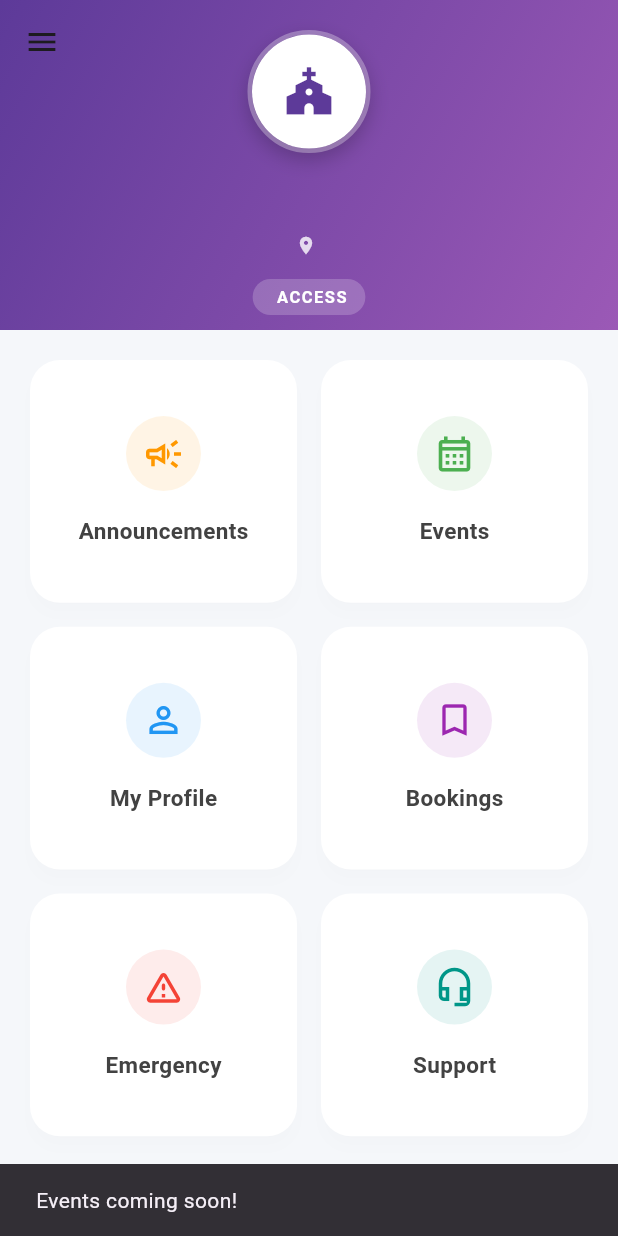
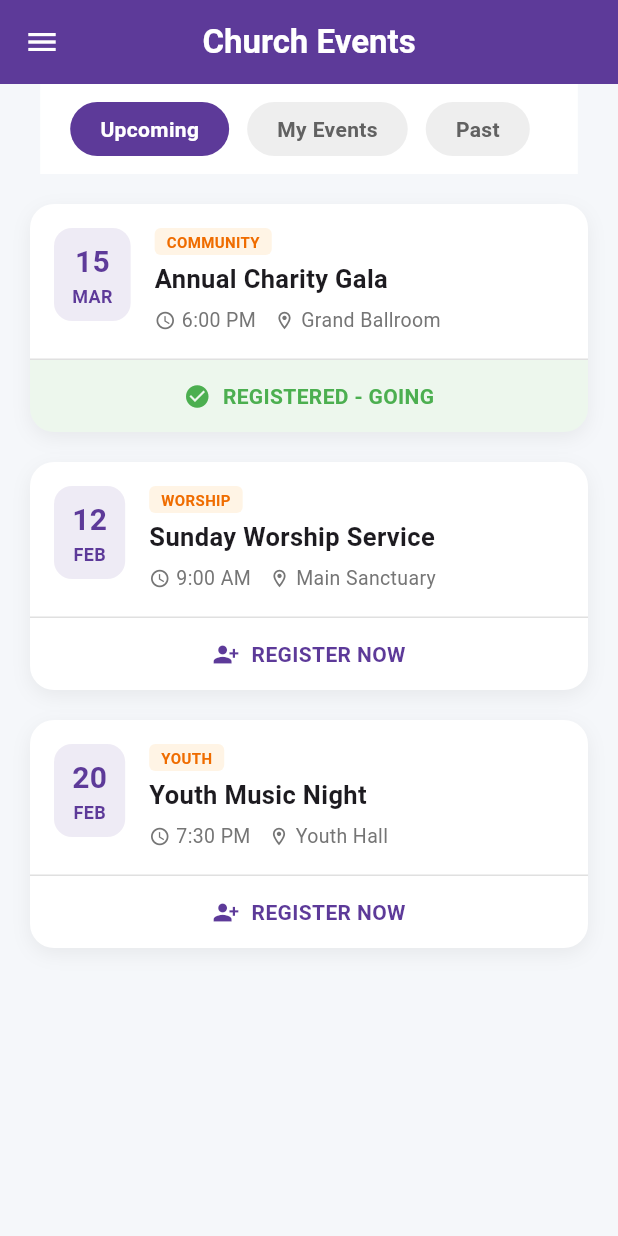
Before and after one commit to AbhaiSankarPR/Sacred_Space, a Flutter app: the MemberDashboard screen opened by its route, after a tap on "Events", on a phone screen of 412 x 824 dp. Run offline on Flutter 3.47's test engine with Material 3 defaults, Android fonts, the phone set to English and light mode, and no system bars; accounts and stored records are empty.

Commit message:
added eventspage

```diff
--- a/lib/core/routes.dart
+++ b/lib/core/routes.dart
@@ -14,6 +14,10 @@ import '../dashboard/profile_screen.dart';
 import '../announcements/announcements_screen.dart';
 import '../bookings/bookings_screen.dart';
 import '../emergency/emergency_alerts_screen.dart';
+import '../events/events_screen.dart';
+import '../gallery/gallery_screen.dart';
+import '../settings/settings_screen.dart';
+
 
 class Routes {
   static const login = '/';
@@ -23,14 +27,16 @@ class Routes {
   static const profile = '/profile';
   static const bookings = '/bookings';
   static const emergency = '/emergency';
-static const newBooking = '/new-booking'; // 1. Add route name
+static const newBooking = '/new-booking';
+static const events = '/events';
+static const gallery = '/gallery';
+  static const settings = '/settings';
   static Map<String, WidgetBuilder> get map => {
         login: (_) => const LoginScreen(),
         signup: (_) => const SignupScreen(),
 
-        // ✅ FIXED: MemberDashboard handles user internally
         member: (_) => const MemberDashboard(),
-
+        events: (_) => const EventsScreen(), // Add this
         // ✅ FIXED: BookingsScreen handles user internally now too
         bookings: (_) => const BookingsScreen(),
 newBooking: (_) => const NewBookingScreen(),
@@ -39,5 +45,8 @@ newBooking: (_) => const NewBookingScreen(),
         // If you update them later, remove the arguments here.
         announcements: (_) => AnnouncementsScreen(user: AuthService().currentUser!),
         profile: (_) => ProfileScreen(user: AuthService().currentUser!),
-emergency: (_) => const EmergencyAlertsScreen(),      };
+emergency: (_) => const EmergencyAlertsScreen(),
+gallery: (_) => const GalleryScreen(),
+        settings: (_) => const SettingsScreen(),
+      };
 }
--- a/lib/dashboard/member_dashboard.dart
+++ b/lib/dashboard/member_dashboard.dart
@@ -156,11 +156,7 @@ class MemberDashboard extends StatelessWidget {
             title: 'Events',
             icon: Icons.calendar_month_outlined,
             color: Colors.green,
-            onTap: () {
-               ScaffoldMessenger.of(context).showSnackBar(
-                  const SnackBar(content: Text('Events coming soon!'))
-               );
-            },
+            onTap: () => Navigator.pushNamed(context, Routes.events),
           ),
           _DashboardMenuItem(
             title: 'My Profile',
--- /dev/null
+++ b/lib/events/events_screen.dart
@@ -0,0 +1,373 @@
+import 'package:flutter/material.dart';
+// Ensure these match your actual file paths
+import '../auth/auth_service.dart';
+import '../core/routes.dart';
+import '../widgets/app_drawer.dart';
+
+// 1. Data Model
+class EventData {
+  final String id;
+  final String title;
+  final DateTime dateTime;
+  final String location;
+  final String category; // e.g., "Youth", "Worship", "Community"
+  bool isRegistered;
+
+  EventData({
+    required this.id,
+    required this.title,
+    required this.dateTime,
+    required this.location,
+    required this.category,
+    this.isRegistered = false,
+  });
+}
+
+// 2. Stateful Screen
+class EventsScreen extends StatefulWidget {
+  const EventsScreen({super.key});
+
+  @override
+  State<EventsScreen> createState() => _EventsScreenState();
+}
+
+class _EventsScreenState extends State<EventsScreen> {
+  String _selectedFilter = "Upcoming";
+
+  // Mock Data
+  final List<EventData> _allEvents = [
+    EventData(
+      id: '1',
+      title: "Annual Charity Gala",
+      dateTime: DateTime(2026, 3, 15, 18, 0),
+      location: "Grand Ballroom",
+      category: "Community",
+      isRegistered: true,
+    ),
+    EventData(
+      id: '2',
+      title: "Sunday Worship Service",
+      dateTime: DateTime(2026, 2, 12, 9, 0),
+      location: "Main Sanctuary",
+      category: "Worship",
+      isRegistered: false,
+    ),
+    EventData(
+      id: '3',
+      title: "Youth Music Night",
+      dateTime: DateTime(2026, 2, 20, 19, 30),
+      location: "Youth Hall",
+      category: "Youth",
+      isRegistered: false,
+    ),
+    EventData(
+      id: '4',
+      title: "Past Leadership Summit",
+      dateTime: DateTime(2025, 12, 10, 10, 0),
+      location: "Conference Room B",
+      category: "Leadership",
+      isRegistered: false,
+    ),
+  ];
+
+  // Logic to filter the list
+  List<EventData> get _filteredEvents {
+    final now = DateTime.now();
+    if (_selectedFilter == "Upcoming") {
+      return _allEvents.where((e) => e.dateTime.isAfter(now)).toList();
+    } else if (_selectedFilter == "My Events") {
+      return _allEvents.where((e) => e.isRegistered && e.dateTime.isAfter(now)).toList();
+    } else if (_selectedFilter == "Past") {
+      return _allEvents.where((e) => e.dateTime.isBefore(now)).toList();
+    }
+    return _allEvents;
+  }
+
+  // Toggle RSVP
+  void _toggleRegistration(String id) {
+    setState(() {
+      final event = _allEvents.firstWhere((e) => e.id == id);
+      event.isRegistered = !event.isRegistered;
+    });
+
+    // Optional: Show snackbar feedback
+    ScaffoldMessenger.of(context).hideCurrentSnackBar();
+    ScaffoldMessenger.of(context).showSnackBar(
+      const SnackBar(content: Text("RSVP status updated!")),
+    );
+  }
+
+  @override
+  Widget build(BuildContext context) {
+    final user = AuthService().currentUser;
+    // Safety check
+    if (user == null) {
+      Future.microtask(() => Navigator.pushReplacementNamed(context, Routes.login));
+      return const Scaffold(body: Center(child: CircularProgressIndicator()));
+    }
+
+    return Scaffold(
+      backgroundColor: const Color(0xFFF5F7FA),
+      appBar: AppBar(
+        title: const Text("Church Events", style: TextStyle(fontWeight: FontWeight.bold)),
+        backgroundColor: const Color(0xFF5D3A99),
+        foregroundColor: Colors.white,
+        centerTitle: true,
+        elevation: 0,
+      ),
+      drawer: AppDrawer(user: user),
+      body: Column(
+        children: [
+          // --- Filter Tabs ---
+          Container(
+            color: Colors.white,
+            padding: const EdgeInsets.symmetric(vertical: 12, horizontal: 20),
+            child: SingleChildScrollView(
+              scrollDirection: Axis.horizontal,
+              child: Row(
+                children: [
+                  _FilterTab(
+                    label: "Upcoming",
+                    isSelected: _selectedFilter == "Upcoming",
+                    onTap: () => setState(() => _selectedFilter = "Upcoming"),
+                  ),
+                  _FilterTab(
+                    label: "My Events",
+                    isSelected: _selectedFilter == "My Events",
+                    onTap: () => setState(() => _selectedFilter = "My Events"),
+                  ),
+                  _FilterTab(
+                    label: "Past",
+                    isSelected: _selectedFilter == "Past",
+                    onTap: () => setState(() => _selectedFilter = "Past"),
+                  ),
+                ],
+              ),
+            ),
+          ),
+
+          // --- Event List ---
+          Expanded(
+            child: _filteredEvents.isEmpty
+                ? Center(
+                    child: Column(
+                      mainAxisAlignment: MainAxisAlignment.center,
+                      children: [
+                        Icon(Icons.event_busy, size: 60, color: Colors.grey[400]),
+                        const SizedBox(height: 16),
+                        Text(
+                          "No $_selectedFilter events found",
+                          style: TextStyle(color: Colors.grey[600], fontSize: 16),
+                        ),
+                      ],
+                    ),
+                  )
+                : ListView.builder(
+                    padding: const EdgeInsets.all(20),
+                    itemCount: _filteredEvents.length,
+                    itemBuilder: (ctx, index) {
+                      final event = _filteredEvents[index];
+                      return _EventCard(
+                        event: event,
+                        onRSVP: () => _toggleRegistration(event.id),
+                      );
+                    },
+                  ),
+          ),
+        ],
+      ),
+    );
+  }
+}
+
+// 3. UI Components
+
+class _EventCard extends StatelessWidget {
+  final EventData event;
+  final VoidCallback onRSVP;
+
+  const _EventCard({required this.event, required this.onRSVP});
+
+  @override
+  Widget build(BuildContext context) {
+    // Formatting Date
+    final months = ["JAN", "FEB", "MAR", "APR", "MAY", "JUN", "JUL", "AUG", "SEP", "OCT", "NOV", "DEC"];
+    final month = months[event.dateTime.month - 1];
+    final day = event.dateTime.day.toString();
+
+    // Formatting Time
+    final timeStr = "${event.dateTime.hour > 12 ? event.dateTime.hour - 12 : event.dateTime.hour}:${event.dateTime.minute.toString().padLeft(2, '0')} ${event.dateTime.hour >= 12 ? 'PM' : 'AM'}";
+
+    return Container(
+      margin: const EdgeInsets.only(bottom: 20),
+      decoration: BoxDecoration(
+        color: Colors.white,
+        borderRadius: BorderRadius.circular(16),
+        boxShadow: [
+          BoxShadow(
+            color: Colors.black.withOpacity(0.06),
+            blurRadius: 10,
+            offset: const Offset(0, 4),
+          ),
+        ],
+      ),
+      child: Column(
+        children: [
+          // Top Row: Date Badge + Title
+          Padding(
+            padding: const EdgeInsets.all(16),
+            child: Row(
+              crossAxisAlignment: CrossAxisAlignment.start,
+              children: [
+                // Date Badge
+                Container(
+                  padding: const EdgeInsets.symmetric(vertical: 8, horizontal: 12),
+                  decoration: BoxDecoration(
+                    color: const Color(0xFF5D3A99).withOpacity(0.1),
+                    borderRadius: BorderRadius.circular(12),
+                  ),
+                  child: Column(
+                    children: [
+                      Text(
+                        day,
+                        style: const TextStyle(
+                          fontSize: 20,
+                          fontWeight: FontWeight.bold,
+                          color: Color(0xFF5D3A99)
+                        ),
+                      ),
+                      Text(
+                        month,
+                        style: const TextStyle(
+                          fontSize: 12,
+                          fontWeight: FontWeight.bold,
+                          color: Color(0xFF5D3A99)
+                        ),
+                      ),
+                    ],
+                  ),
+                ),
+                const SizedBox(width: 16),
+
+                // Details
+                Expanded(
+                  child: Column(
+                    crossAxisAlignment: CrossAxisAlignment.start,
+                    children: [
+                      // Category Tag
+                      Container(
+                        margin: const EdgeInsets.only(bottom: 6),
+                        padding: const EdgeInsets.symmetric(horizontal: 8, vertical: 2),
+                        decoration: BoxDecoration(
+                          color: Colors.orange.withOpacity(0.1),
+                          borderRadius: BorderRadius.circular(4),
+                        ),
+                        child: Text(
+                          event.category.toUpperCase(),
+                          style: TextStyle(fontSize: 10, fontWeight: FontWeight.bold, color: Colors.orange[800]),
+                        ),
+                      ),
+                      Text(
+                        event.title,
+                        style: const TextStyle(
+                          fontSize: 17,
+                          fontWeight: FontWeight.bold,
+                          height: 1.2,
+                        ),
+                      ),
+                      const SizedBox(height: 8),
+                      Row(
+                        children: [
+                          Icon(Icons.access_time, size: 14, color: Colors.grey[600]),
+                          const SizedBox(width: 4),
+                          Text(timeStr, style: TextStyle(fontSize: 13, color: Colors.grey[600])),
+                          const SizedBox(width: 12),
+                          Icon(Icons.location_on_outlined, size: 14, color: Colors.grey[600]),
+                          const SizedBox(width: 4),
+                          Expanded(
+                            child: Text(
+                              event.location,
+                              style: TextStyle(fontSize: 13, color: Colors.grey[600]),
+                              overflow: TextOverflow.ellipsis,
+                            ),
+                          ),
+                        ],
+                      ),
+                    ],
+                  ),
+                ),
+              ],
+            ),
+          ),
+
+          // Divider
+          const Divider(height: 1, color: Colors.black12),
+
+          // Bottom Action Bar
+          InkWell(
+            onTap: onRSVP,
+            borderRadius: const BorderRadius.vertical(bottom: Radius.circular(16)),
+            child: Container(
+              padding: const EdgeInsets.symmetric(vertical: 14),
+              width: double.infinity,
+              alignment: Alignment.center,
+              decoration: BoxDecoration(
+                color: event.isRegistered ? Colors.green.withOpacity(0.1) : Colors.transparent,
+                borderRadius: const BorderRadius.vertical(bottom: Radius.circular(16)),
+              ),
+              child: Row(
+                mainAxisAlignment: MainAxisAlignment.center,
+                children: [
+                  Icon(
+                    event.isRegistered ? Icons.check_circle : Icons.person_add_alt_1,
+                    size: 18,
+                    color: event.isRegistered ? Colors.green : const Color(0xFF5D3A99),
+                  ),
+                  const SizedBox(width: 8),
+                  Text(
+                    event.isRegistered ? "REGISTERED - GOING" : "REGISTER NOW",
+                    style: TextStyle(
+                      color: event.isRegistered ? Colors.green : const Color(0xFF5D3A99),
+                      fontWeight: FontWeight.bold,
+                      fontSize: 14,
+                    ),
+                  ),
+                ],
+              ),
+            ),
+          ),
+        ],
+      ),
+    );
+  }
+}
+
+class _FilterTab extends StatelessWidget {
+  final String label;
+  final bool isSelected;
+  final VoidCallback onTap;
+
+  const _FilterTab({required this.label, required this.isSelected, required this.onTap});
+
+  @override
+  Widget build(BuildContext context) {
+    return GestureDetector(
+      onTap: onTap,
+      child: Container(
+        margin: const EdgeInsets.only(right: 12),
+        padding: const EdgeInsets.symmetric(horizontal: 20, vertical: 8),
+        decoration: BoxDecoration(
+          color: isSelected ? const Color(0xFF5D3A99) : Colors.grey[200],
+          borderRadius: BorderRadius.circular(20),
+        ),
+        child: Text(
+          label,
+          style: TextStyle(
+            color: isSelected ? Colors.white : Colors.grey[700],
+            fontWeight: FontWeight.w600,
+          ),
+        ),
+      ),
+    );
+  }
+}
```
